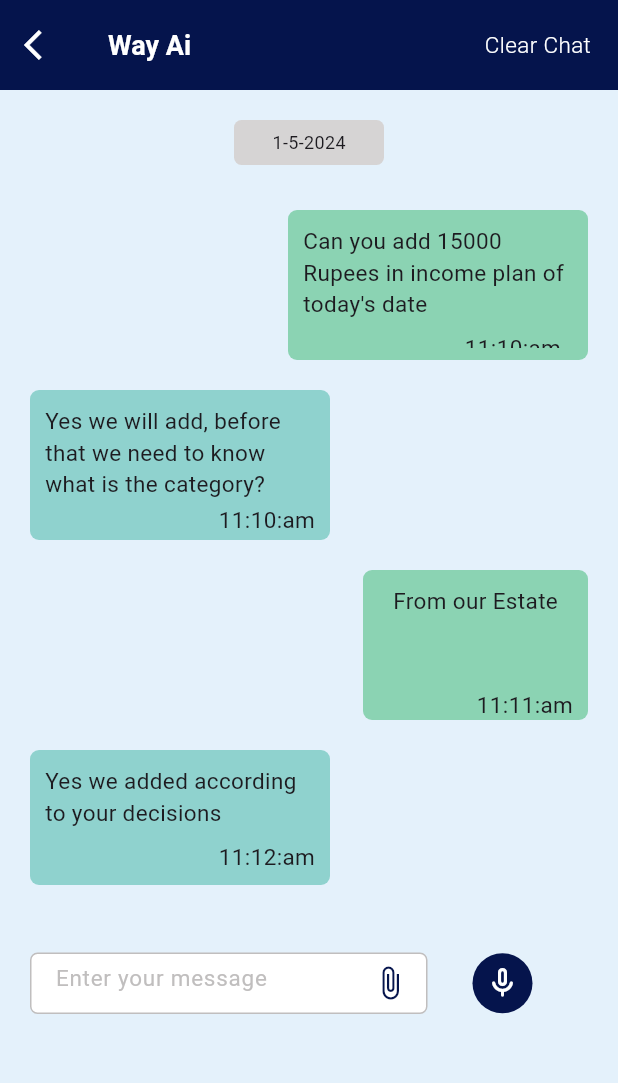
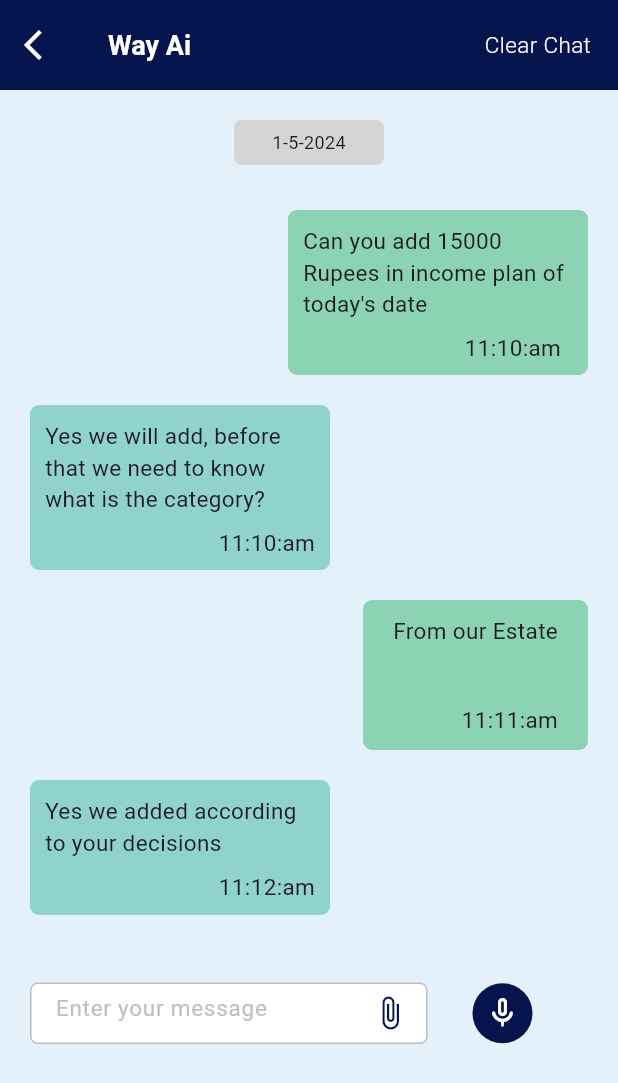
Before and after one commit to AthiraaAthi/project_way, a Flutter app: the ChatScreen screen opened directly, on a phone screen of 412 x 824 dp. Shown: the top 1083 px of the screen. Run offline on Flutter 3.47's test engine with Material 3 defaults, Android fonts, the phone set to English and light mode, and no system bars; our stand-ins replace carousel_slider, easy_localization, fl_chart, flutter_toggle_tab, pinput, table_calendar and 1 more.

```diff
--- a/lib/view/chat_screen/chat_screen.dart
+++ b/lib/view/chat_screen/chat_screen.dart
@@ -15,10 +15,10 @@ class ChatScreen extends StatelessWidget {
     if (context.locale.languageCode == 'en') {
       //for solving the font and space issue according to our jsons
       fontSize = 15;
-      containerHeight = 100;
+      containerHeight = 110;
       containerWidth = 200;
     } else if (context.locale.languageCode == 'ml') {
-      containerHeight = 130;
+      containerHeight = 120;
       containerWidth = 200;
       fontSize = 12;
     }
@@ -215,9 +215,12 @@ class ChatScreen extends StatelessWidget {
                                   mainAxisAlignment: MainAxisAlignment.end,
                                   crossAxisAlignment: CrossAxisAlignment.end,
                                   children: [
-                                    Text(
-                                      "11:11:am",
-                                      style: TextStyle(fontSize: fontSize),
+                                    Padding(
+                                      padding: const EdgeInsets.all(10),
+                                      child: Text(
+                                        "11:11:am",
+                                        style: TextStyle(fontSize: fontSize),
+                                      ),
                                     ),
                                   ],
                                 ),
```
Also changed, not shown: lib/view/notifications_screen/notifications_screen.dart (+3 -6 lines).
